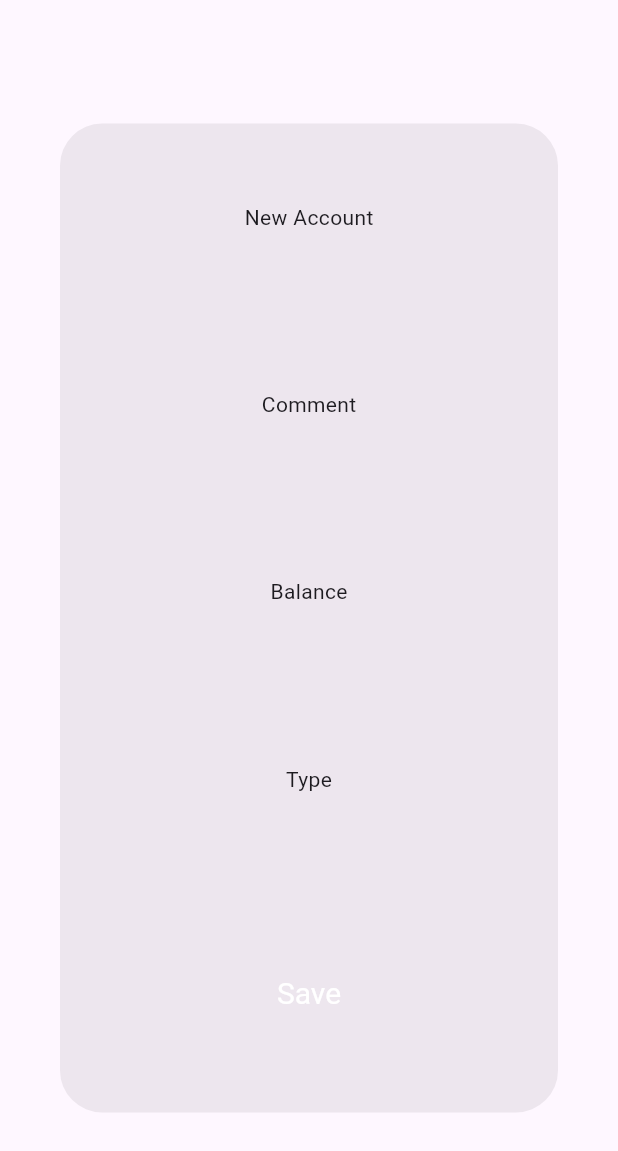
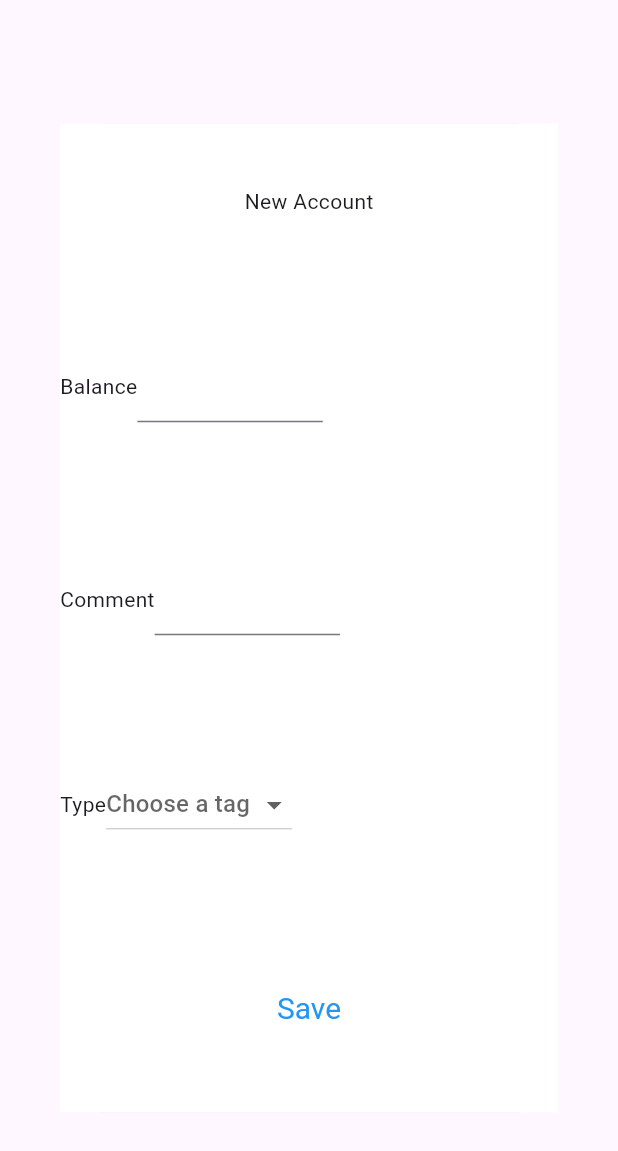
Before and after one commit to Alisa-lisa/LoadicornApp, a Flutter app: the AccountDialog widget shown alone on an empty page, opened directly, on a phone screen of 412 x 824 dp. Shown: the top 1151 px of the screen. Run offline on Flutter 3.47's test engine with Material 3 defaults, Android fonts, the phone set to English and light mode, and no system bars; our stand-ins replace decimal, flutter_speed_dial; missing offline and left inert: format.

Commit message:
super simple account creation

```diff
--- a/lib/main.dart
+++ b/lib/main.dart
@@ -11,7 +11,6 @@ void main() {
 class MyApp extends StatelessWidget {
   const MyApp({super.key});
 
-  // This widget is the root of your application.
   @override
   Widget build(BuildContext context) {
     return MaterialApp(
--- /dev/null
+++ b/lib/models/account.dart
@@ -0,0 +1,22 @@
+import 'package:loadiapp/models/account_type.dart';
+import 'package:decimal/decimal.dart';
+
+
+class Account {
+	final String id;
+	final String comment;
+	final String type;
+	final bool isCash;
+	final Decimal balance;
+	final bool active;
+
+	const Account({
+		required this.id,
+		required this.comment,
+		required this.type,
+		required this.isCash,
+		required this.balance,
+		required this.active
+	});
+
+}
--- a/lib/widgets/accounts/account_dialog.dart
+++ b/lib/widgets/accounts/account_dialog.dart
@@ -1,4 +1,8 @@
 import 'package:flutter/material.dart';
+import 'package:flutter/services.dart';
+import 'package:loadiapp/controllers/accounts.dart';
+import 'package:decimal/decimal.dart';
+import 'package:loadiapp/models/account_type.dart';
 
 class AccountDialog extends StatefulWidget {
   const AccountDialog({super.key});
@@ -8,7 +12,9 @@ class AccountDialog extends StatefulWidget {
 }
 
 class AccountDialogState extends State<AccountDialog> {
-
+	final TextEditingController _comment = TextEditingController();
+	final TextEditingController _amount = TextEditingController();
+	String? _type;
 
   @override
   void initState() {
@@ -16,35 +22,89 @@ class AccountDialogState extends State<AccountDialog> {
 
   }
 
+  Future<void> _createNewAccount(String comment, String type, Decimal amount) async {
+	  await createAccount(comment, type, amount);
+	_comment.clear();
+	_amount.clear();
+  }
+
+  List<DropdownMenuItem<String>> getAccountType() {
+		List<DropdownMenuItem<String>> res = [];
+		for (String item in ['PERSONAL', 'BUSINESS', 'INVESTMENT']){
+			res.add(DropdownMenuItem<String>(value: item, child: Text(item)));
+		}
+		return res;
+	}
+
   @override
   Widget build(BuildContext context) {
     var width = MediaQuery.of(context).size.width;
     var height = MediaQuery.of(context).size.height;
+    List<DropdownMenuItem<String>> ddItems = getAccountType();
     return Dialog(
         child: SingleChildScrollView(
-            child: SizedBox(
+		child: Stack(children: [
+		    Container(
 			width: width * 0.9,
 			height: height * 0.8,
+			color: Colors.white,
 			child: Column(
 			    mainAxisAlignment: MainAxisAlignment.spaceAround,
 			    children: [
 			      const Text("New Account"),
+			      Row(children: [
+				      const Text("Balance"),
+					Padding(
+						padding: const EdgeInsets.fromLTRB(0, 5, 0, 5),
+						child: SizedBox(
+							width: width * 0.3,
+							child:TextField(
+							keyboardType: TextInputType.numberWithOptions(decimal: true),
+							  inputFormatters: <TextInputFormatter>[
+							   FilteringTextInputFormatter.allow(RegExp(r'^\d*\.?\d*')),
+							  ],
+							controller: _amount,
+							textAlign: TextAlign.center
+						))
+					),
+			      ]),
+			      Row(children: [
 				      const Text("Comment"),
-		      const Text("Balance"),
+					Padding(
+						padding: const EdgeInsets.fromLTRB(0, 5, 0, 5),
+						child: SizedBox(width: width* 0.3,
+							child: TextField(
+							controller: _comment,
+							textAlign: TextAlign.center
+						))
+					),
+			      ]),
+			      Row(children: [
 				      const Text("Type"),
+				      DropdownButton<String>(
+					focusColor: Colors.white,
+					value: _type,
+					items: ddItems,
+					onChanged: (String? value) {
+						setState(() {
+							_type = value!;
+						});
+					},
+					hint: const Text('Choose a tag'))
+			      ]),
 				TextButton(
 				  style: TextButton.styleFrom(
-                            foregroundColor: Colors.white,
+				    foregroundColor: Colors.blue,
 				    padding: const EdgeInsets.all(16.0),
 				    textStyle: const TextStyle(fontSize: 20),
 				  ),
 				  child: const Text("Save"),
-                          onPressed: () {
-                            setState(() {});
+				  onPressed: () async {
+				    await _createNewAccount(_comment.text, _type!, Decimal.parse(_amount.text));
 				    Navigator.of(context).pop();
 				  },
 				)
 			      ]),
-                    )));
+			)])));
   }
 }
--- a/pubspec.yaml
+++ b/pubspec.yaml
@@ -31,6 +31,9 @@ dependencies:
   flutter:
     sdk: flutter
   flutter_speed_dial:
+  http:
+  decimal:
+  format:
 
 
   # The following adds the Cupertino Icons font to your application.
```
Also changed, not shown: lib/controllers/accounts.dart (added, +17 -0 lines), lib/models/account_type.dart (added, +18 -0 lines), lib/models/tag.dart (added), lib/models/transaction.dart (added), 1 other file. Lines whose indentation alone changed are shown as unchanged.
